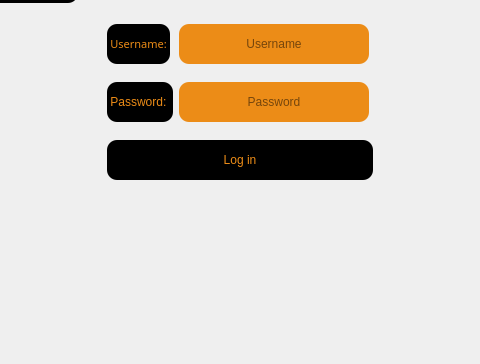
audrina-ebrahimi/Library, file log_in.ui: the form before one commit; both pictures show x 443 to 923 and y 398 to 762 of the 1296 by 762 pixel window.
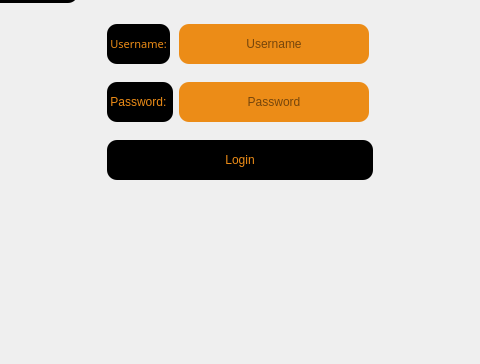
The form after the commit. Icons and pictures are not drawn.

Patch:
```diff
--- a/log_in.ui
+++ b/log_in.ui
@@ -321,7 +321,7 @@
         <string notr="true"/>
        </property>
        <property name="text">
-        <string>Log in</string>
+        <string>Login</string>
        </property>
        <property name="checkable">
         <bool>false</bool>
```
Left out of the diff: 6 changed lines with no effect on the pictures.
